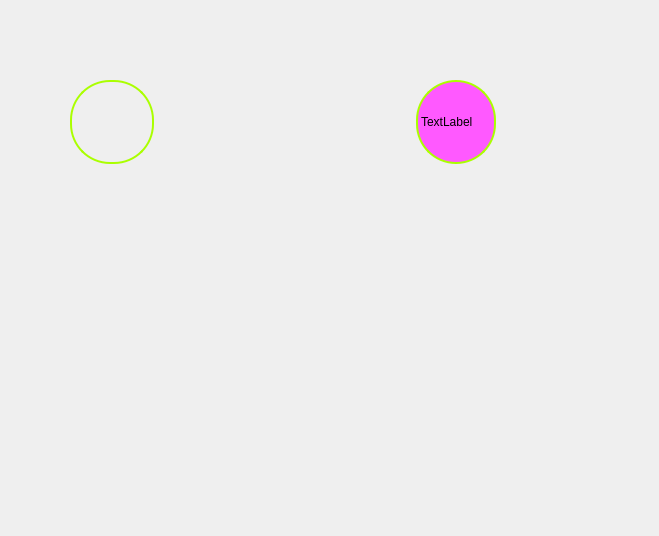
The window that light_MAX.ui (github285852/sim_light) describes before a commit, drawn with Qt 5.
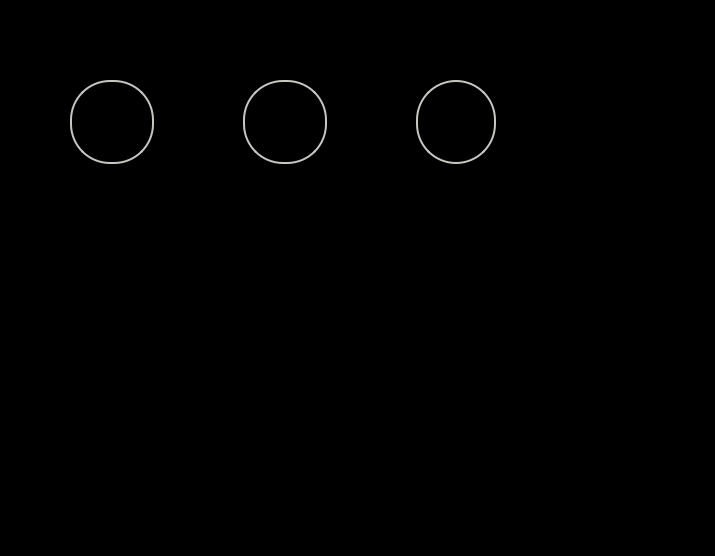
The same window after the commit.

Commit message: 初步设计好控制界面LED支持HSI

Patch:
```diff
--- a/light_MAX.ui
+++ b/light_MAX.ui
@@ -6,13 +6,16 @@
    <rect>
     <x>0</x>
     <y>0</y>
-    <width>659</width>
-    <height>536</height>
+    <width>715</width>
+    <height>556</height>
    </rect>
   </property>
   <property name="windowTitle">
    <string>Dialog</string>
   </property>
+  <property name="styleSheet">
+   <string notr="true">background-color:rgb(0, 0, 0)</string>
+  </property>
   <widget class="QWidget" name="gridLayoutWidget">
    <property name="geometry">
     <rect>
@@ -27,18 +30,17 @@
      <widget class="QPushButton" name="led_1">
       <property name="styleSheet">
        <string notr="true">border: 2px solid #8f8f91;
-/*
+
 background-color: qlineargradient(x1: 0, y1: 0, x2: 0, y2: 1,
                             stop: 0 #f6f7fa, stop: 1 #dadbde);
-*/
-/*background-color:rgb(255, 89, 255);*/
+
+background-color:;
 width:80px;
 height:80px;
 
-border: 2px solid rgb(170, 255, 0);
+border: 2px solid rgb(200, 198, 194);
 border-radius: 40px;
-text-align: center;
-</string>
+text-align: center;</string>
       </property>
       <property name="text">
        <string/>
@@ -106,15 +108,17 @@
      <widget class="QPushButton" name="led_2">
       <property name="styleSheet">
        <string notr="true">border: 2px solid #8f8f91;
+
 background-color: qlineargradient(x1: 0, y1: 0, x2: 0, y2: 1,
                             stop: 0 #f6f7fa, stop: 1 #dadbde);
+
+background-color:;
 width:80px;
 height:80px;
 
-border: 0px solid #e4007e;
+border: 2px solid rgb(200, 198, 194);
 border-radius: 40px;
-text-align: center;
-</string>
+text-align: center;</string>
       </property>
       <property name="text">
        <string/>
@@ -234,20 +238,20 @@
      <widget class="QLabel" name="led_3">
       <property name="styleSheet">
        <string notr="true">border: 2px solid #8f8f91;
-/*
+
 background-color: qlineargradient(x1: 0, y1: 0, x2: 0, y2: 1,
                             stop: 0 #f6f7fa, stop: 1 #dadbde);
-*/
-background-color:rgb(255, 89, 255);
+
+background-color:;
 width:80px;
 height:80px;
 
-border: 2px solid rgb(170, 255, 0);
+border: 2px solid rgb(200, 198, 194);
 border-radius: 40px;
 text-align: center;</string>
       </property>
       <property name="text">
-       <string>TextLabel</string>
+       <string/>
       </property>
      </widget>
     </item>
```
The commit also changes 5 other files.
